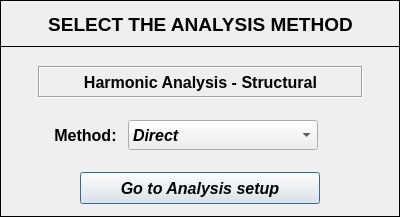
MOPT-UFSC/VIBRA, file data/ui_files/analysis/structural/structural_harmonic_analysis_input.ui: the form before one commit.
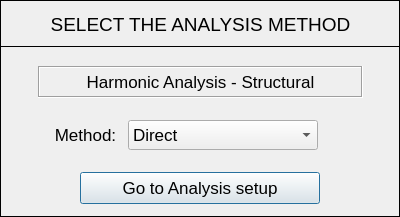
The form after the commit. Icons and pictures are not drawn.

Commit message: Font and size adjustments

What changed in the file:
```diff
--- a/data/ui_files/analysis/structural/structural_harmonic_analysis_input.ui
+++ b/data/ui_files/analysis/structural/structural_harmonic_analysis_input.ui
@@ -81,13 +81,16 @@
     </property>
     <property name="font">
      <font>
-      <family>Arial</family>
+      <family>Segoe UI</family>
       <pointsize>14</pointsize>
-      <weight>75</weight>
+      <weight>50</weight>
       <italic>false</italic>
-      <bold>true</bold>
+      <bold>false</bold>
      </font>
     </property>
+    <property name="styleSheet">
+     <string notr="true">font: 14pt &quot;Segoe UI&quot;;</string>
+    </property>
     <property name="text">
      <string>SELECT THE ANALYSIS METHOD</string>
     </property>
@@ -145,13 +148,16 @@
     </property>
     <property name="font">
      <font>
-      <family>Arial</family>
-      <pointsize>12</pointsize>
-      <weight>75</weight>
-      <italic>true</italic>
-      <bold>true</bold>
+      <family>Segoe UI</family>
+      <pointsize>13</pointsize>
+      <weight>50</weight>
+      <italic>false</italic>
+      <bold>false</bold>
      </font>
     </property>
+    <property name="styleSheet">
+     <string notr="true">font: 13pt &quot;Segoe UI&quot;;</string>
+    </property>
     <property name="inputMethodHints">
      <set>Qt::ImhNoAutoUppercase</set>
     </property>
@@ -192,13 +198,16 @@
     </property>
     <property name="font">
      <font>
-      <family>Arial</family>
-      <pointsize>12</pointsize>
-      <weight>75</weight>
-      <italic>true</italic>
-      <bold>true</bold>
+      <family>Segoe UI</family>
+      <pointsize>13</pointsize>
+      <weight>50</weight>
+      <italic>false</italic>
+      <bold>false</bold>
      </font>
     </property>
+    <property name="styleSheet">
+     <string notr="true">font: 13pt &quot;Segoe UI&quot;;</string>
+    </property>
     <property name="text">
      <string>Go to Analysis setup</string>
     </property>
@@ -214,12 +223,16 @@
     </property>
     <property name="font">
      <font>
-      <family>Arial</family>
-      <pointsize>12</pointsize>
-      <weight>75</weight>
-      <bold>true</bold>
+      <family>Segoe UI</family>
+      <pointsize>13</pointsize>
+      <weight>50</weight>
+      <italic>false</italic>
+      <bold>false</bold>
      </font>
     </property>
+    <property name="styleSheet">
+     <string notr="true">font: 13pt &quot;Segoe UI&quot;;</string>
+    </property>
     <property name="text">
      <string>Method:</string>
     </property>
@@ -238,13 +251,16 @@
     </property>
     <property name="font">
      <font>
-      <family>Arial</family>
-      <pointsize>12</pointsize>
-      <weight>75</weight>
+      <family>Segoe UI</family>
+      <pointsize>13</pointsize>
+      <weight>50</weight>
       <italic>false</italic>
-      <bold>true</bold>
+      <bold>false</bold>
      </font>
     </property>
+    <property name="styleSheet">
+     <string notr="true">font: 13pt &quot;Segoe UI&quot;;</string>
+    </property>
     <property name="frameShape">
      <enum>QFrame::Box</enum>
     </property>
```
Left out of the diff: 2 changed lines with no effect on the pictures. The commit also changes 4 other files.
